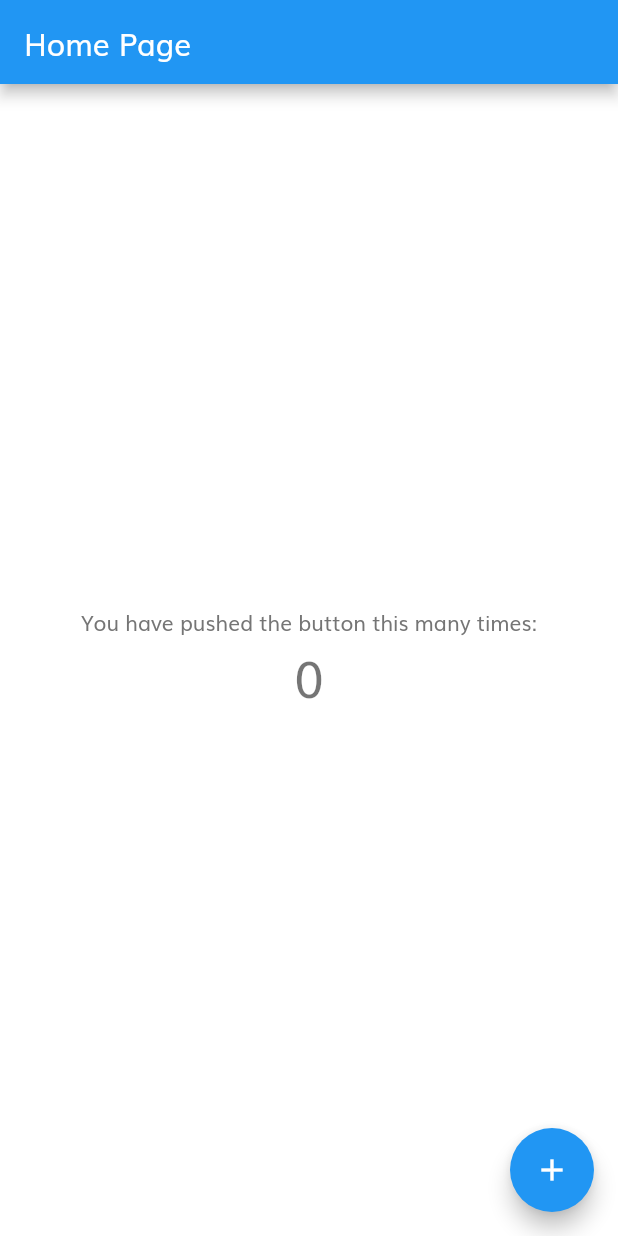
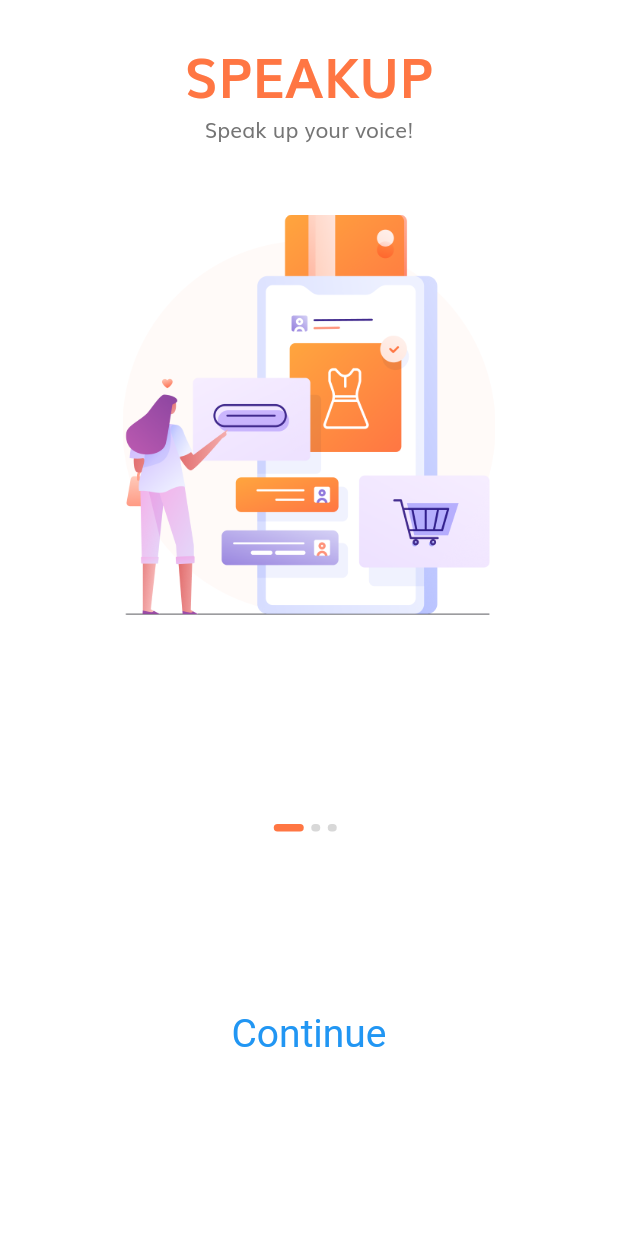
Before and after one commit to Savimbi/e-commerce-flutter, a Flutter app: the screen it shows after launch, on a phone screen of 412 x 824 dp. Run offline on Flutter 3.47's test engine with Material 2 defaults, Android fonts, the phone set to English and light mode, and no system bars.

Commit message:
Add onboard components uis

```diff
--- a/lib/main.dart
+++ b/lib/main.dart
@@ -1,5 +1,6 @@
 import 'package:flutter/material.dart';
 import 'package:shop_app/constants.dart';
+import 'package:shop_app/screens/splash/splash_screen.dart';
 
 void main() {
   runApp(const MyApp());
@@ -12,6 +13,7 @@ class MyApp extends StatelessWidget {
   @override
   Widget build(BuildContext context) {
     return MaterialApp(
+      debugShowCheckedModeBanner: false,
       title: 'Flutter Demo',
       theme: ThemeData(
         scaffoldBackgroundColor: Colors.white,
@@ -22,92 +24,7 @@ class MyApp extends StatelessWidget {
         ),
         visualDensity: VisualDensity.adaptivePlatformDensity,
       ),
-      home: const MyHomePage(title: 'Home Page'),
+      home: SplashScreen(),
     );
   }
 }
-
-class MyHomePage extends StatefulWidget {
-  const MyHomePage({Key? key, required this.title}) : super(key: key);
-
-  // This widget is the home page of your application. It is stateful, meaning
-  // that it has a State object (defined below) that contains fields that affect
-  // how it looks.
-
-  // This class is the configuration for the state. It holds the values (in this
-  // case the title) provided by the parent (in this case the App widget) and
-  // used by the build method of the State. Fields in a Widget subclass are
-  // always marked "final".
-
-  final String title;
-
-  @override
-  State<MyHomePage> createState() => _MyHomePageState();
-}
-
-class _MyHomePageState extends State<MyHomePage> {
-  int _counter = 0;
-
-  void _incrementCounter() {
-    setState(() {
-      // This call to setState tells the Flutter framework that something has
-      // changed in this State, which causes it to rerun the build method below
-      // so that the display can reflect the updated values. If we changed
-      // _counter without calling setState(), then the build method would not be
-      // called again, and so nothing would appear to happen.
-      _counter++;
-    });
-  }
-
-  @override
-  Widget build(BuildContext context) {
-    // This method is rerun every time setState is called, for instance as done
-    // by the _incrementCounter method above.
-    //
-    // The Flutter framework has been optimized to make rerunning build methods
-    // fast, so that you can just rebuild anything that needs updating rather
-    // than having to individually change instances of widgets.
-    return Scaffold(
-      appBar: AppBar(
-        // Here we take the value from the MyHomePage object that was created by
-        // the App.build method, and use it to set our appbar title.
-        title: Text(widget.title),
-      ),
-      body: Center(
-        // Center is a layout widget. It takes a single child and positions it
-        // in the middle of the parent.
-        child: Column(
-          // Column is also a layout widget. It takes a list of children and
-          // arranges them vertically. By default, it sizes itself to fit its
-          // children horizontally, and tries to be as tall as its parent.
-          //
-          // Invoke "debug painting" (press "p" in the console, choose the
-          // "Toggle Debug Paint" action from the Flutter Inspector in Android
-          // Studio, or the "Toggle Debug Paint" command in Visual Studio Code)
-          // to see the wireframe for each widget.
-          //
-          // Column has various properties to control how it sizes itself and
-          // how it positions its children. Here we use mainAxisAlignment to
-          // center the children vertically; the main axis here is the vertical
-          // axis because Columns are vertical (the cross axis would be
-          // horizontal).
-          mainAxisAlignment: MainAxisAlignment.center,
-          children: <Widget>[
-            const Text(
-              'You have pushed the button this many times:',
-            ),
-            Text(
-              '$_counter',
-              style: Theme.of(context).textTheme.headline4,
-            ),
-          ],
-        ),
-      ),
-      floatingActionButton: FloatingActionButton(
-        onPressed: _incrementCounter,
-        tooltip: 'Increment',
-        child: const Icon(Icons.add),
-      ), // This trailing comma makes auto-formatting nicer for build methods.
-    );
-  }
-}
--- /dev/null
+++ b/lib/screens/components/body.dart
@@ -0,0 +1,84 @@
+import 'package:flutter/material.dart';
+import 'package:shop_app/constants.dart';
+
+import '../splash/splash_content.dart';
+
+class Body extends StatefulWidget {
+  @override
+  _BodyState createState() => _BodyState();
+}
+
+class _BodyState extends State<Body> {
+  int currentPage = 0;
+  List<Map<String, String>> splashData = [
+    {"text": "Speak up your voice!", "image": "assets/images/splash_1.png"},
+    {"text": "Don't you agree with me?", "image": "assets/images/splash_2.png"},
+    {"text": "Initiate conversation.", "image": "assets/images/splash_3.png"},
+  ];
+  @override
+  Widget build(BuildContext context) {
+    return SafeArea(
+      child: SizedBox(
+        width: double.infinity,
+        child: Column(
+          children: <Widget>[
+            Expanded(
+              flex: 3,
+              child: PageView.builder(
+                onPageChanged: (value) {
+                  setState(() {
+                    currentPage = value;
+                  });
+                },
+                itemCount: splashData.length,
+                itemBuilder: (context, index) => SplashContent(
+                  image: splashData[index]["image"].toString(),
+                  text: splashData[index]['text'].toString(),
+                ),
+              ),
+            ),
+            Spacer(),
+            Expanded(
+              flex: 2,
+              child: Column(
+                children: <Widget>[
+                  Row(
+                    mainAxisAlignment: MainAxisAlignment.center,
+                    children: List.generate(
+                      splashData.length,
+                      (index) => buildDot(index: index),
+                    ),
+                  ),
+                  Spacer(),
+                  TextButton(
+                    style: TextButton.styleFrom(
+                      textStyle: const TextStyle(
+                        fontSize: 26,
+                      ),
+                    ),
+                    onPressed: () {},
+                    child: const Text('Continue'),
+                  ),
+                  Spacer(),
+                ],
+              ),
+            ),
+          ],
+        ),
+      ),
+    );
+  }
+
+  AnimatedContainer buildDot({int? index}) {
+    return AnimatedContainer(
+      duration: kAnimationDuration,
+      margin: const EdgeInsets.only(right: 5),
+      height: 5,
+      width: currentPage == index ? 20 : 6,
+      decoration: BoxDecoration(
+        color: currentPage == index ? kPrimaryColor : const Color(0xFFD8D8D8),
+        borderRadius: BorderRadius.circular(3),
+      ),
+    );
+  }
+}
--- /dev/null
+++ b/lib/screens/splash/splash_content.dart
@@ -0,0 +1,43 @@
+import 'package:flutter/material.dart';
+
+import '../../constants.dart';
+import '../../size_config.dart';
+
+class SplashContent extends StatelessWidget {
+  const SplashContent({
+    Key? key,
+    required this.image,
+    required this.text,
+  }) : super(key: key);
+
+  final String text, image;
+
+  @override
+  Widget build(BuildContext context) {
+    return Column(
+      children: <Widget>[
+        Spacer(),
+        Text(
+          "SPEAKUP",
+          style: TextStyle(
+            fontSize: 36,
+            color: kPrimaryColor,
+            fontWeight: FontWeight.bold,
+          ),
+        ),
+        Text(
+          text,
+          textAlign: TextAlign.center,
+        ),
+        Spacer(
+          flex: 2,
+        ),
+        Image.asset(
+          image,
+          height: getProportionalScreenHeight(265),
+          width: getProportionateScreenWith(235),
+        )
+      ],
+    );
+  }
+}
--- /dev/null
+++ b/lib/screens/splash/splash_screen.dart
@@ -0,0 +1,14 @@
+import 'package:flutter/material.dart';
+
+import '../../size_config.dart';
+import '../components/body.dart';
+
+class SplashScreen extends StatelessWidget {
+  @override
+  Widget build(BuildContext context) {
+    SizeConfig().init(context);
+    return Scaffold(
+      body: Body(),
+    );
+  }
+}
--- a/lib/size_config.dart
+++ b/lib/size_config.dart
@@ -1,14 +1,13 @@
 import 'package:flutter/material.dart';
 
-class SizeConfig{
+class SizeConfig {
   static late MediaQueryData _mediaQueryData;
-  static double screenWidth=0.0;
-  static double screenHeight=0.0;
-  static double defaultSize=0.0;
+  static double screenWidth = 0.0;
+  static double screenHeight = 0.0;
+  static double defaultSize = 0.0;
   static late Orientation orientation;
 
-
-  void init(BuildContext context){
+  void init(BuildContext context) {
     _mediaQueryData = MediaQuery.of(context);
     screenHeight = _mediaQueryData.size.height;
     screenWidth = _mediaQueryData.size.width;
@@ -17,13 +16,14 @@ class SizeConfig{
 }
 
 //Get proportionate height as per screen size
-double getProportionalScreenHeight(double inputHeight){
+double getProportionalScreenHeight(double inputHeight) {
   double screenHeight = SizeConfig.screenHeight;
-  return (inputHeight / 812.0) * screenHeight; //812 is the layout that designer uses
+  return (inputHeight / 812.0) *
+      screenHeight; //812 is the layout that designer uses
 }
 
 //Get proportionate width as per screen size
-double getProportionateScreenWithd(double inputWidth){
+double getProportionateScreenWith(double inputWidth) {
   double screenWidth = SizeConfig.screenWidth;
   return (screenWidth / 375.0) * screenWidth;
 }
```
